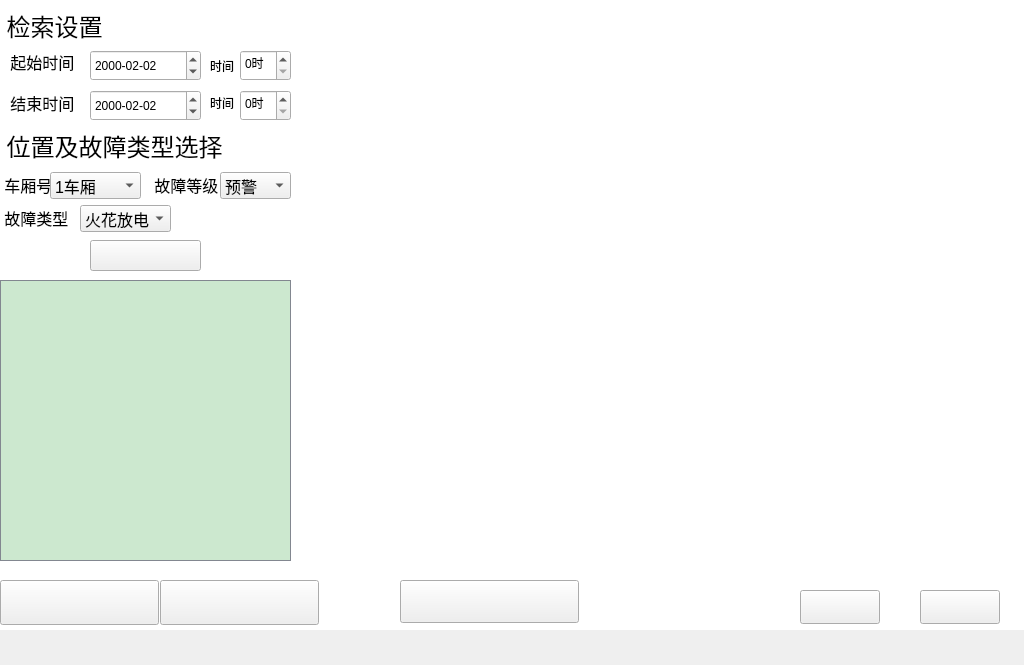
The window that inteanalywidget.ui (1157889734/ARM-MyApplication) describes before a commit, drawn with Qt 5.
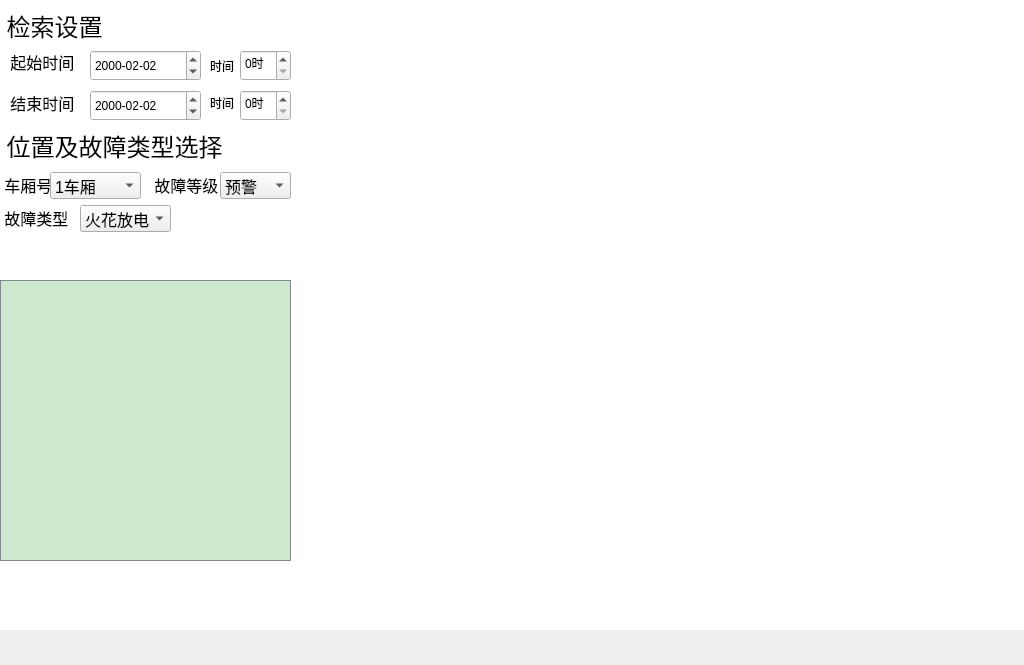
The same window after the commit. Icons and pictures are not drawn.

What changed in the file:
```diff
--- a/inteanalywidget.ui
+++ b/inteanalywidget.ui
@@ -18,8 +18,8 @@
     <rect>
      <x>90</x>
      <y>240</y>
-     <width>111</width>
-     <height>31</height>
+     <width>112</width>
+     <height>32</height>
     </rect>
    </property>
    <property name="font">
@@ -29,7 +29,10 @@
    </property>
    <property name="styleSheet">
     <string notr="true">QPushButton{
-background-image: url(:/monres/search.bmp);}
+background-image: url(:/monres/search.bmp);
+border-color: rgb(255, 255, 255);
+border-width: 1px;
+border-style: solid;}
 
 QPushButton:pressed
 {background-color: rgb(86, 164, 246);color: rgb(255, 255, 255);border-color: rgb(170, 170, 170);border-width: 2px;border-style: solid;}</string>
@@ -140,8 +143,8 @@
     <rect>
      <x>0</x>
      <y>580</y>
-     <width>159</width>
-     <height>45</height>
+     <width>161</width>
+     <height>46</height>
     </rect>
    </property>
    <property name="font">
@@ -151,7 +154,10 @@
    </property>
    <property name="styleSheet">
     <string notr="true">QPushButton{
-background-image: url(:/monres/faultmapdownload.bmp);}
+background-image: url(:/monres/faultmapdownload.bmp);
+border-color: rgb(255, 255, 255);
+border-width: 1px;
+border-style: solid;}
 
 QPushButton:pressed
 {background-color: rgb(86, 164, 246);color: rgb(255, 255, 255);border-color: rgb(170, 170, 170);border-width: 2px;border-style: solid;}</string>
@@ -267,10 +273,10 @@
   <widget class="QPushButton" name="pushButton_16">
    <property name="geometry">
     <rect>
-     <x>160</x>
+     <x>165</x>
      <y>580</y>
-     <width>159</width>
-     <height>45</height>
+     <width>161</width>
+     <height>46</height>
     </rect>
    </property>
    <property name="font">
@@ -280,7 +286,10 @@
    </property>
    <property name="styleSheet">
     <string notr="true">QPushButton{
-background-image: url(:/monres/erroconfig.bmp);}
+background-image: url(:/monres/erroconfig.bmp);
+border-color: rgb(255, 255, 255);
+border-width: 1px;
+border-style: solid;}
 
 
 QPushButton:pressed
@@ -498,7 +507,7 @@
     <rect>
      <x>400</x>
      <y>580</y>
-     <width>179</width>
+     <width>180</width>
      <height>43</height>
     </rect>
    </property>
@@ -509,7 +518,10 @@
    </property>
    <property name="styleSheet">
     <string notr="true">QPushButton{
-background-image: url(:/monres/replacevideo.bmp);}
+background-image: url(:/monres/replacevideo.bmp);
+border-color: rgb(255, 255, 255);
+border-width: 1px;
+border-style: solid;}
 
 
 QPushButton:pressed
@@ -622,8 +634,8 @@
     <rect>
      <x>800</x>
      <y>590</y>
-     <width>80</width>
-     <height>34</height>
+     <width>82</width>
+     <height>36</height>
     </rect>
    </property>
    <property name="font">
@@ -633,7 +645,10 @@
    </property>
    <property name="styleSheet">
     <string notr="true">QPushButton{
-background-image: url(:/monres/alerton1.bmp);}
+background-image: url(:/monres/alerton1.bmp);
+border-color: rgb(255, 255, 255);
+border-width: 1px;
+border-style: solid;}
 
 
 QPushButton:pressed
@@ -648,8 +663,8 @@
     <rect>
      <x>920</x>
      <y>590</y>
-     <width>80</width>
-     <height>34</height>
+     <width>82</width>
+     <height>36</height>
     </rect>
    </property>
    <property name="font">
@@ -659,7 +674,10 @@
    </property>
    <property name="styleSheet">
     <string notr="true">QPushButton{
-background-image: url(:/monres/cancel.bmp);}
+background-image: url(:/monres/cancel.bmp);
+border-color: rgb(255, 255, 255);
+border-width: 1px;
+border-style: solid;}
 
 QPushButton:pressed
 {background-color: rgb(86, 164, 246);color: rgb(255, 255, 255);border-color: rgb(170, 170, 170);border-width: 2px;border-style: solid;}</string>
```
